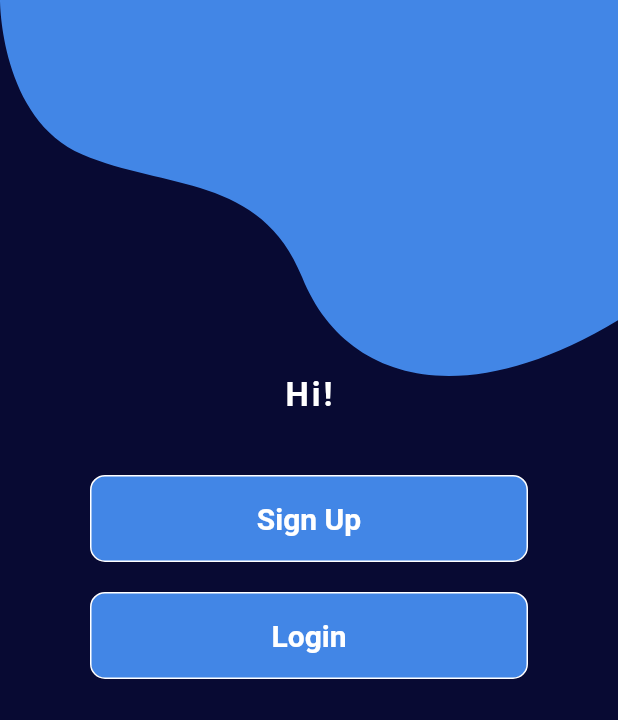
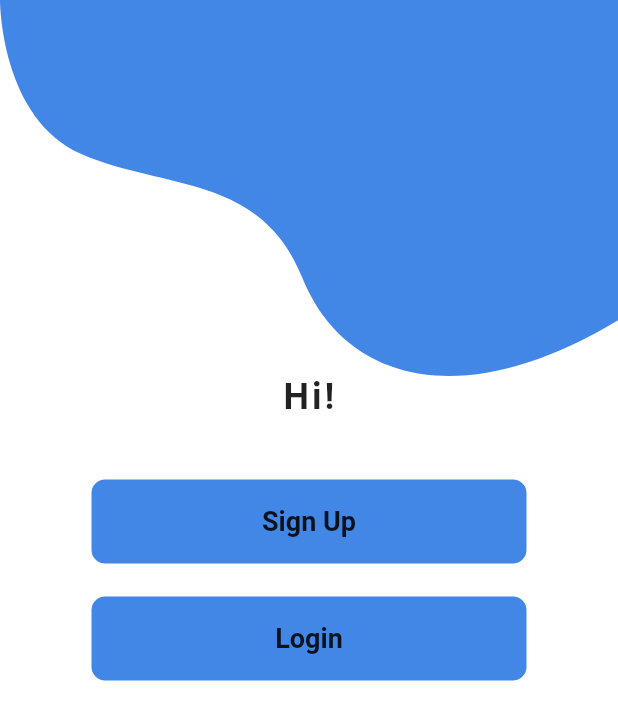
Before and after one commit to mwanagenzi/contact_manager_app, a Flutter app: the screen it shows after launch, on a phone screen of 412 x 824 dp. Shown: the top 720 px of the screen. Run offline on Flutter 3.47's test engine with Material 2 defaults, Android fonts, the phone set to English and light mode, and no system bars; our stand-ins replace cached_network_image, flutter_spinkit, flutter_svg.

```diff
--- a/lib/views/screens/contacts_screen.dart
+++ b/lib/views/screens/contacts_screen.dart
@@ -17,9 +17,9 @@ class ContactsScreen extends StatelessWidget {
               child: Padding(
                 padding: EdgeInsets.symmetric(horizontal: 10),
                 child: ListTile(
-                  leading: CircleAvatar(
+                  leading: const CircleAvatar(
                     child: FlutterLogo(
-                        size: 50), //todo replace with cachednetwork iamge
+                        size: 50), //todo replace with cachednetwork image
                   ),
                   title: Text(
                     'Profile Name',
@@ -29,7 +29,7 @@ class ContactsScreen extends StatelessWidget {
                     'No. of contacts',
                     style: Theme.of(context).textTheme.displaySmall,
                   ),
-                  trailing: Icon(
+                  trailing: const Icon(
                     Icons.arrow_forward_ios,
                     color: Colors.white,
                   ),
--- a/lib/views/theme/app_theme.dart
+++ b/lib/views/theme/app_theme.dart
@@ -2,63 +2,94 @@ import 'package:contacts_manager/views/theme/color_palette.dart';
 import 'package:flutter/material.dart';
 
 class AppTheme {
-  static ThemeData themeData() {
-    return ThemeData(
+  // static ThemeData themeData() {
+  //   return ThemeData(
+  //     appBarTheme: const AppBarTheme(
+  //       color: Palette.primaryColor,
+  //       elevation: 2.0,
+  //       shadowColor: Palette.activeCardColor,
+  //       iconTheme: IconThemeData(color: Colors.white),
+  //     ),
+  //     scaffoldBackgroundColor: Palette.primaryColor,
+  //     textTheme: AppTheme.textTheme,
+  //
+  //     // ignore: prefer_const_constructors
+  //     bottomNavigationBarTheme: BottomNavigationBarThemeData(
+  //       selectedItemColor: Colors.black,
+  //       backgroundColor: Colors.white,
+  //       unselectedItemColor: Palette.inactiveCardColor,
+  //     ),
+  //   );
+  // }
+  //
+  // static TextTheme textTheme = const TextTheme(
+  //   displayLarge: TextStyle(
+  //     color: Colors.white,
+  //     fontSize: 30,
+  //   ),
+  //   displayMedium: TextStyle(
+  //     fontSize: 20,
+  //     color: Colors.white,
+  //   ),
+  //   displaySmall: TextStyle(
+  //     color: Colors.white,
+  //     fontSize: 18,
+  //   ),
+  //   headlineMedium: TextStyle(
+  //     color: Colors.white,
+  //     fontSize: 12,
+  //   ),
+  //   headlineSmall: TextStyle(
+  //     color: Colors.white,
+  //     fontSize: 22,
+  //   ),
+  //   titleLarge: TextStyle(
+  //     color: Colors.white,
+  //     fontSize: 13,
+  //   ),
+  //   bodyLarge: TextStyle(
+  //     fontWeight: FontWeight.normal,
+  //     fontSize: 20,
+  //     color: Colors.white,
+  //   ),
+  //   bodyMedium: TextStyle(
+  //     fontSize: 17,
+  //     color: Colors.white,
+  //   ),
+  //   labelMedium: TextStyle(
+  //     fontSize: 15,
+  //     color: Colors.white,
+  //   ),
+  // );
+  static ThemeData themeData() => ThemeData(
+      colorScheme: ColorScheme.fromSwatch().copyWith(
+        primary: Palette.primaryColor,
+        secondary: Palette.secondaryColor,
+      ),
       appBarTheme: const AppBarTheme(
-        color: Palette.primaryColor,
-        elevation: 2.0,
-        shadowColor: Palette.activeCardColor,
-        iconTheme: IconThemeData(color: Colors.white),
+        centerTitle: true,
+        titleTextStyle: TextStyle(
+          fontSize: 22,
+          fontWeight: FontWeight.bold,
         ),
-      scaffoldBackgroundColor: Palette.primaryColor,
-      textTheme: AppTheme.textTheme,
-
-      // ignore: prefer_const_constructors
-      bottomNavigationBarTheme: BottomNavigationBarThemeData(
-        selectedItemColor: Colors.black,
-        backgroundColor: Colors.white,
-        unselectedItemColor: Palette.inactiveCardColor,
       ),
-    );
-  }
-
-  static TextTheme textTheme = const TextTheme(
-    displayLarge: TextStyle(
-      color: Colors.white,
-      fontSize: 30,
+      scaffoldBackgroundColor: Palette.secondaryColor,
+      focusColor: Palette.primaryColor,
+      textTheme: const TextTheme(
+        headline1: TextStyle(
+          fontWeight: FontWeight.bold,
+          fontSize: 20,
+          color: Colors.black,
         ),
-    displayMedium: TextStyle(
-      fontSize: 20,
-      color: Colors.white,
-    ),
-    displaySmall: TextStyle(
-      color: Colors.white,
+        bodyText1: TextStyle(
           fontSize: 18,
         ),
-    headlineMedium: TextStyle(
-      color: Colors.white,
-      fontSize: 12,
-    ),
-    headlineSmall: TextStyle(
-      color: Colors.white,
-      fontSize: 22,
-    ),
-    titleLarge: TextStyle(
-      color: Colors.white,
-      fontSize: 13,
-    ),
-    bodyLarge: TextStyle(
-      fontWeight: FontWeight.normal,
-      fontSize: 20,
-      color: Colors.white,
-    ),
-    bodyMedium: TextStyle(
-      fontSize: 17,
-      color: Colors.white,
+        bodyText2: TextStyle(
+          fontSize: 16,
         ),
         labelMedium: TextStyle(
           fontSize: 15,
-      color: Colors.white,
+          color: Colors.black,
         ),
-  );
+      ));
 }
--- a/lib/views/theme/color_palette.dart
+++ b/lib/views/theme/color_palette.dart
@@ -1,14 +1,14 @@
 import 'package:flutter/painting.dart';
 
 class Palette {
-  static const primaryColor = Color(0xFF080A33);
+  // static const primaryColor = Color(0xFF080A33);
   static const activeCardColor = Color(0xFF4286E6);
   static const inactiveCardColor = Color(0xFF222249);
   static const highlightedTextColor = Color(0xFF4286E8);
-  static const searchBarColor = Color(0xFF222249);
+  // static const searchBarColor = Color(0xFF222249);
 
-  // static const Color primaryColor = Color(0XFF2B8B23);
-  // static const Color secondaryColor = Color(0XFFFFFFFF);
+  static const Color primaryColor = Color(0XFF2B8B23);
+  static const Color secondaryColor = Color(0XFFFFFFFF);
   static const Color tileDividerColor = Color(0xFFCA0506);
   static const Color hintTextColor = Color(0XFF171616);
   static const Color linkTextColor = Color(0XFF0588BC);
```
Also changed, not shown: lib/views/screens/profile_screen.dart (+8 -72 lines). Lines whose indentation alone changed are shown as unchanged.
